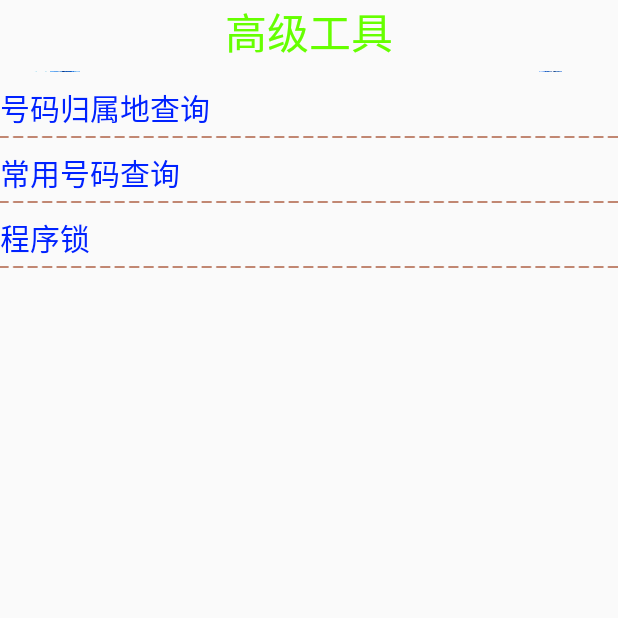
After one commit to zane001/MobileSafe, an Android app: the AtoolsActivity screen opened directly, with no data from a screen before it, on a phone screen of 412 x 824 dp, the top half of it. The commit adds this screen. Run offline under Robolectric (Android 15) with nearby library versions, the phone set to English and light mode, and no system bars.

Commit message:
手机归属地的查询功能

```diff
--- a/src/main/AndroidManifest.xml
+++ b/src/main/AndroidManifest.xml
@@ -35,6 +35,8 @@
         <activity android:name=".Setup3Activity" />
         <activity android:name=".Setup4Activity" />
         <activity android:name=".SelectContactActivity" />
+        <activity android:name=".AtoolsActivity"/>
+        <activity android:name=".NumberQueryActivity"/>
 
         <receiver android:name=".receiver.BootCompleteReceiver">
             <intent-filter android:priority="1000">
--- /dev/null
+++ b/src/main/java/com/zane001/mobilesafe/AtoolsActivity.java
@@ -0,0 +1,85 @@
+package com.zane001.mobilesafe;
+
+import android.app.Activity;
+import android.app.ProgressDialog;
+import android.content.Intent;
+import android.os.Bundle;
+import android.os.Handler;
+import android.os.Message;
+import android.view.View;
+import android.widget.TextView;
+import android.widget.Toast;
+
+import com.zane001.mobilesafe.utils.AssetCopyUtil;
+
+import java.io.File;
+
+/**
+ * Created by zane001 on 2014/7/9.
+ */
+public class AtoolsActivity extends Activity implements View.OnClickListener {
+
+    protected static final int COPY_SUCCESS = 30;
+    protected static final int COPY_FAILED = 31;
+    private TextView tv_atools_address_query;
+    private ProgressDialog pd;
+
+    private Handler handler = new Handler() {
+        @Override
+        public void handleMessage(Message msg) {
+            pd.dismiss();
+            switch (msg.what) {
+                case COPY_SUCCESS:
+                    loadQueryUI();
+                    break;
+                case COPY_FAILED:
+                    Toast.makeText(getApplicationContext(), "复制数据失败", Toast.LENGTH_SHORT).show();
+                    break;
+            }
+        }
+    };
+
+    @Override
+    protected void onCreate(Bundle savedInstanceState) {
+        super.onCreate(savedInstanceState);
+        setContentView(R.layout.atools);
+        tv_atools_address_query = (TextView) findViewById(R.id.tv_atools_address_query);
+        tv_atools_address_query.setOnClickListener(this);
+        pd = new ProgressDialog(this);
+        pd.setProgressStyle(ProgressDialog.STYLE_HORIZONTAL);
+    }
+
+    @Override
+    public void onClick(View view) {
+        switch (view.getId()) {
+            case R.id.tv_atools_address_query:
+                final File file = new File(getFilesDir(), "address.db");
+                if(file.exists() && file.length() > 0) {
+                    loadQueryUI();
+                } else {
+                    pd.show();
+                    new Thread() {
+                        public void run() {
+                            AssetCopyUtil asu = new AssetCopyUtil(getApplicationContext());
+                            boolean result = asu.copyFile("naddress.db", file, pd);
+                            if(result) {
+                                Message msg = Message.obtain();
+                                msg.what = COPY_SUCCESS;
+                                handler.sendMessage(msg);
+                            } else {
+                                Message msg = Message.obtain();
+                                msg.what = COPY_FAILED;
+                                handler.sendMessage(msg);
+                            }
+                        }
+                    }.start();
+                }
+                break;
+        }
+    }
+
+    private void loadQueryUI() {
+        Intent intent = new Intent(this, NumberQueryActivity.class);
+        startActivity(intent);
+    }
+}
--- a/src/main/java/com/zane001/mobilesafe/MainActivity.java
+++ b/src/main/java/com/zane001/mobilesafe/MainActivity.java
@@ -29,6 +29,10 @@ public class MainActivity extends Activity {
                         Intent lostProtectedIntent = new Intent(MainActivity.this, LostProtectedActivity.class);
                         startActivity(lostProtectedIntent);
                         break;
+                    case 7: //高级工具
+                        Intent atoolsIntent = new Intent(MainActivity.this, AtoolsActivity.class);
+                        startActivity(atoolsIntent);
+                        break;
                     case 8: //设置中心
                         Intent settingIntent = new Intent(MainActivity.this, SettingCenterActivity.class);
                         startActivity(settingIntent);
--- /dev/null
+++ b/src/main/res/anim/cycle_3.xml
@@ -0,0 +1,5 @@
+<?xml version="1.0" encoding="utf-8"?>
+<cycleInterpolator xmlns:android="http://schemas.android.com/apk/res/android"
+    android:cycles="3">
+
+</cycleInterpolator>
--- /dev/null
+++ b/src/main/res/layout/atools.xml
@@ -0,0 +1,56 @@
+<?xml version="1.0" encoding="utf-8"?>
+<LinearLayout xmlns:android="http://schemas.android.com/apk/res/android"
+    android:layout_width="fill_parent"
+    android:layout_height="fill_parent"
+    android:orientation="vertical">
+
+    <TextView
+        android:layout_width="wrap_content"
+        android:layout_height="wrap_content"
+        android:layout_gravity="center_horizontal"
+        android:text="高级工具"
+        android:textColor="#66ff00"
+        android:textSize="28sp" />
+
+    <View
+        android:layout_width="fill_parent"
+        android:layout_height="1dip"
+        android:layout_marginTop="5dip"
+        android:background="@drawable/devide_line" />
+
+    <TextView
+        android:layout_marginTop="8dip"
+        android:id="@+id/tv_atools_address_query"
+        style="@style/text_content_style"
+        android:text="号码归属地查询" />
+
+    <View
+        android:layout_width="fill_parent"
+        android:layout_height="1dip"
+        android:layout_marginTop="4dip"
+        android:background="@drawable/listview_devider"></View>
+
+    <TextView
+        android:layout_marginTop="8dip"
+        android:id="@+id/tv_atools_common_num"
+        style="@style/text_content_style"
+        android:text="常用号码查询" />
+
+    <View
+        android:layout_width="fill_parent"
+        android:layout_height="1dip"
+        android:layout_marginTop="4dip"
+        android:background="@drawable/listview_devider"></View>
+
+    <TextView
+        android:layout_marginTop="8dip"
+        android:id="@+id/tv_atools_applock"
+        style="@style/text_content_style"
+        android:text="程序锁" />
+
+    <View
+        android:layout_width="fill_parent"
+        android:layout_height="1dip"
+        android:layout_marginTop="4dip"
+        android:background="@drawable/listview_devider"></View>
+</LinearLayout>
```
Also changed, not shown: src/main/java/com/zane001/mobilesafe/NumberQueryActivity.java (added, +43 -0 lines), src/main/java/com/zane001/mobilesafe/db/dao/NumberAddressDao.java (added, +67 -0 lines), src/main/java/com/zane001/mobilesafe/utils/AssetCopyUtil.java (added, +45 -0 lines), src/main/res/anim/shake.xml (added, +7 -0 lines), src/main/res/layout/number_query.xml (added, +42 -0 lines), 2 other files.
